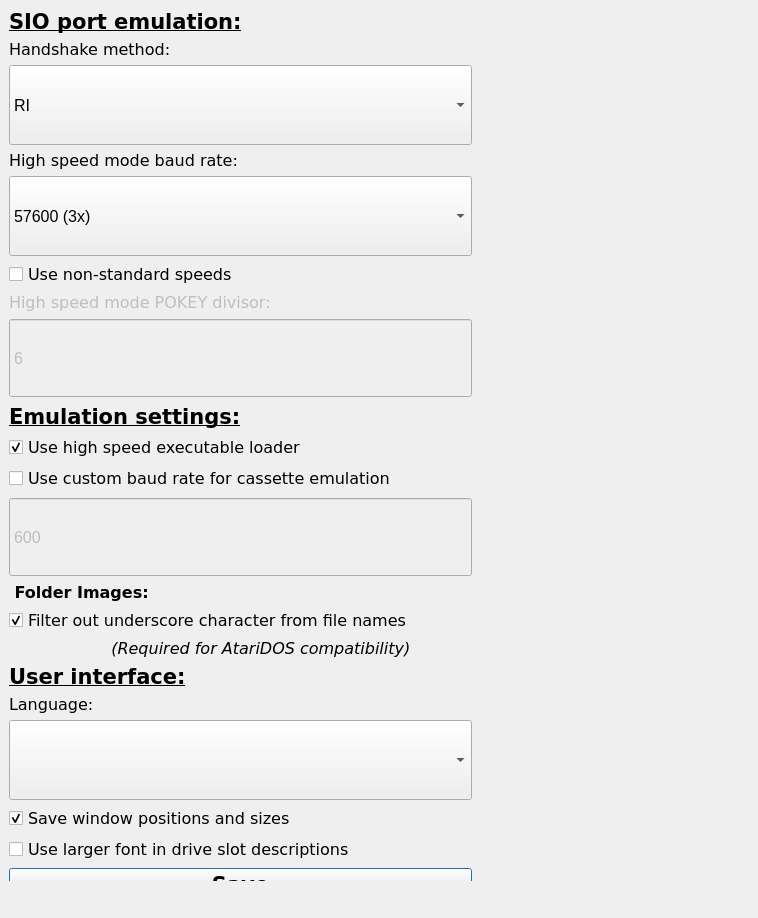
Old version of the form android/optionsdialog.ui in the repository greblus/aspeqt.
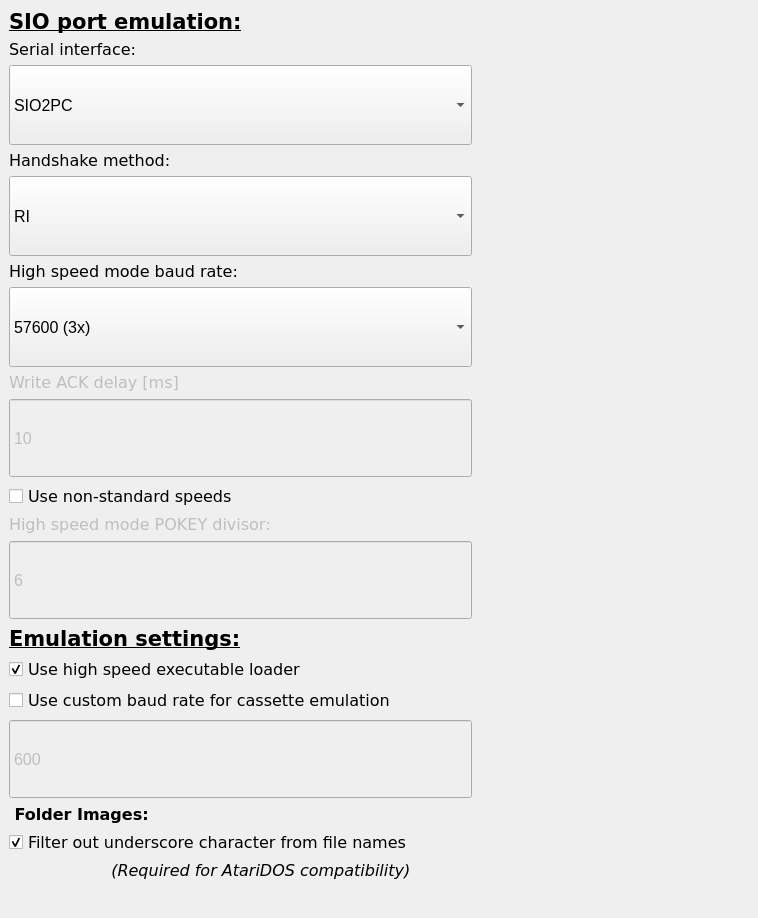
New version of the form.

Commit message: Optionsdialog - add serial interface combo box and write ack delay.

The edit to the form file:
```diff
--- a/android/optionsdialog.ui
+++ b/android/optionsdialog.ui
@@ -102,11 +102,34 @@
       <x>0</x>
       <y>0</y>
       <width>481</width>
-      <height>893</height>
+      <height>1113</height>
      </rect>
     </property>
     <layout class="QGridLayout" name="gridLayout">
-     <item row="20" column="0">
+     <item row="19" column="0">
+      <widget class="QLabel" name="label_3">
+       <property name="minimumSize">
+        <size>
+         <width>300</width>
+         <height>0</height>
+        </size>
+       </property>
+       <property name="font">
+        <font>
+         <family>Verdana</family>
+         <pointsize>12</pointsize>
+         <italic>true</italic>
+        </font>
+       </property>
+       <property name="text">
+        <string>        (Required for AtariDOS compatibility)</string>
+       </property>
+       <property name="alignment">
+        <set>Qt::AlignCenter</set>
+       </property>
+      </widget>
+     </item>
+     <item row="25" column="0">
       <widget class="QPushButton" name="pushButton">
        <property name="sizePolicy">
         <sizepolicy hsizetype="Expanding" vsizetype="Fixed">
@@ -126,7 +149,7 @@
        </property>
       </widget>
      </item>
-     <item row="11" column="0">
+     <item row="16" column="0">
       <widget class="QSpinBox" name="emulationCustomCasBaudSpin">
        <property name="enabled">
         <bool>false</bool>
@@ -157,7 +180,7 @@
        </property>
       </widget>
      </item>
-     <item row="12" column="0">
+     <item row="17" column="0">
       <widget class="QLabel" name="label_2">
        <property name="minimumSize">
         <size>
@@ -177,7 +200,7 @@
        </property>
       </widget>
      </item>
-     <item row="2" column="0">
+     <item row="4" column="0">
       <widget class="QComboBox" name="serialPortHandshakeCombo">
        <property name="minimumSize">
         <size>
@@ -228,7 +251,7 @@
        </property>
       </widget>
      </item>
-     <item row="1" column="0">
+     <item row="3" column="0">
       <widget class="QLabel" name="serialPortHandshakeLabel">
        <property name="sizePolicy">
         <sizepolicy hsizetype="Preferred" vsizetype="Fixed">
@@ -247,7 +270,7 @@
        </property>
       </widget>
      </item>
-     <item row="22" column="0">
+     <item row="27" column="0">
       <spacer name="verticalSpacer">
        <property name="orientation">
         <enum>Qt::Vertical</enum>
@@ -260,7 +283,7 @@
        </property>
       </spacer>
      </item>
-     <item row="19" column="0">
+     <item row="24" column="0">
       <widget class="QCheckBox" name="useLargerFont">
        <property name="enabled">
         <bool>true</bool>
@@ -279,7 +302,7 @@
        </property>
       </widget>
      </item>
-     <item row="3" column="0">
+     <item row="5" column="0">
       <widget class="QLabel" name="serialPortBaudLabel">
        <property name="sizePolicy">
         <sizepolicy hsizetype="Preferred" vsizetype="Fixed">
@@ -298,7 +321,7 @@
        </property>
       </widget>
      </item>
-     <item row="18" column="0">
+     <item row="23" column="0">
       <widget class="QCheckBox" name="saveWinPosBox">
        <property name="font">
         <font>
@@ -314,7 +337,7 @@
        </property>
       </widget>
      </item>
-     <item row="16" column="0">
+     <item row="21" column="0">
       <widget class="QLabel" name="i18nLanguageLabel">
        <property name="font">
         <font>
@@ -327,7 +350,7 @@
        </property>
       </widget>
      </item>
-     <item row="17" column="0">
+     <item row="22" column="0">
       <widget class="QComboBox" name="i18nLanguageCombo">
        <property name="minimumSize">
         <size>
@@ -343,7 +366,7 @@
        </property>
       </widget>
      </item>
-     <item row="9" column="0">
+     <item row="14" column="0">
       <widget class="QCheckBox" name="emulationHighSpeedExeLoaderBox">
        <property name="minimumSize">
         <size>
@@ -365,30 +388,7 @@
        </property>
       </widget>
      </item>
-     <item row="14" column="0">
-      <widget class="QLabel" name="label_3">
-       <property name="minimumSize">
-        <size>
-         <width>300</width>
-         <height>0</height>
-        </size>
-       </property>
-       <property name="font">
-        <font>
-         <family>Verdana</family>
-         <pointsize>12</pointsize>
-         <italic>true</italic>
-        </font>
-       </property>
-       <property name="text">
-        <string>        (Required for AtariDOS compatibility)</string>
-       </property>
-       <property name="alignment">
-        <set>Qt::AlignCenter</set>
-       </property>
-      </widget>
-     </item>
-     <item row="13" column="0">
+     <item row="18" column="0">
       <widget class="QCheckBox" name="filterUscore">
        <property name="minimumSize">
         <size>
@@ -416,7 +416,7 @@
        </property>
       </widget>
      </item>
-     <item row="7" column="0">
+     <item row="12" column="0">
       <widget class="QSpinBox" name="serialPortDivisorEdit">
        <property name="enabled">
         <bool>false</bool>
@@ -444,7 +444,7 @@
        </property>
       </widget>
      </item>
-     <item row="6" column="0">
+     <item row="11" column="0">
       <widget class="QLabel" name="serialPortDivisorLabel">
        <property name="enabled">
         <bool>false</bool>
@@ -466,7 +466,7 @@
        </property>
       </widget>
      </item>
-     <item row="15" column="0">
+     <item row="20" column="0">
       <widget class="QLabel" name="label_5">
        <property name="font">
         <font>
@@ -481,7 +481,7 @@
        </property>
       </widget>
      </item>
-     <item row="4" column="0">
+     <item row="6" column="0">
       <widget class="QComboBox" name="serialPortBaudCombo">
        <property name="minimumSize">
         <size>
@@ -515,20 +515,7 @@
        </item>
       </widget>
      </item>
-     <item row="5" column="0">
-      <widget class="QCheckBox" name="serialPortUseDivisorsBox">
-       <property name="font">
-        <font>
-         <family>Verdana</family>
-         <pointsize>12</pointsize>
-        </font>
-       </property>
-       <property name="text">
-        <string>Use non-standard speeds</string>
-       </property>
-      </widget>
-     </item>
-     <item row="10" column="0">
+     <item row="15" column="0">
       <widget class="QCheckBox" name="emulationUseCustomCasBaudBox">
        <property name="sizePolicy">
         <sizepolicy hsizetype="Minimum" vsizetype="Fixed">
@@ -553,7 +540,7 @@
        </property>
       </widget>
      </item>
-     <item row="8" column="0">
+     <item row="13" column="0">
       <widget class="QLabel" name="label_4">
        <property name="font">
         <font>
@@ -568,7 +555,7 @@
        </property>
       </widget>
      </item>
-     <item row="21" column="0">
+     <item row="26" column="0">
       <spacer name="verticalSpacer_2">
        <property name="orientation">
         <enum>Qt::Vertical</enum>
@@ -581,6 +568,120 @@
        </property>
       </spacer>
      </item>
+     <item row="2" column="0">
+      <widget class="QComboBox" name="serialPortInterfaceCombo">
+       <property name="minimumSize">
+        <size>
+         <width>0</width>
+         <height>80</height>
+        </size>
+       </property>
+       <property name="font">
+        <font>
+         <family>Arial</family>
+         <pointsize>12</pointsize>
+        </font>
+       </property>
+       <item>
+        <property name="text">
+         <string>SIO2PC</string>
+        </property>
+       </item>
+       <item>
+        <property name="text">
+         <string>SIO2BT</string>
+        </property>
+       </item>
+      </widget>
+     </item>
+     <item row="9" column="0">
+      <widget class="QSpinBox" name="writeACKDelayEdit">
+       <property name="enabled">
+        <bool>false</bool>
+       </property>
+       <property name="minimumSize">
+        <size>
+         <width>0</width>
+         <height>80</height>
+        </size>
+       </property>
+       <property name="font">
+        <font>
+         <family>Arial</family>
+         <pointsize>12</pointsize>
+        </font>
+       </property>
+       <property name="frame">
+        <bool>true</bool>
+       </property>
+       <property name="readOnly">
+        <bool>false</bool>
+       </property>
+       <property name="buttonSymbols">
+        <enum>QAbstractSpinBox::NoButtons</enum>
+       </property>
+       <property name="maximum">
+        <number>40</number>
+       </property>
+       <property name="value">
+        <number>10</number>
+       </property>
+      </widget>
+     </item>
+     <item row="8" column="0">
+      <widget class="QLabel" name="writeACKDelayLabel">
+       <property name="enabled">
+        <bool>false</bool>
+       </property>
+       <property name="sizePolicy">
+        <sizepolicy hsizetype="Preferred" vsizetype="Fixed">
+         <horstretch>0</horstretch>
+         <verstretch>0</verstretch>
+        </sizepolicy>
+       </property>
+       <property name="font">
+        <font>
+         <family>Verdana</family>
+         <pointsize>12</pointsize>
+        </font>
+       </property>
+       <property name="text">
+        <string>Write ACK delay [ms]</string>
+       </property>
+      </widget>
+     </item>
+     <item row="1" column="0">
+      <widget class="QLabel" name="serialPortInterfaceLabel">
+       <property name="sizePolicy">
+        <sizepolicy hsizetype="Preferred" vsizetype="Fixed">
+         <horstretch>0</horstretch>
+         <verstretch>0</verstretch>
+        </sizepolicy>
+       </property>
+       <property name="font">
+        <font>
+         <family>Verdana</family>
+         <pointsize>12</pointsize>
+        </font>
+       </property>
+       <property name="text">
+        <string>Serial interface:</string>
+       </property>
+      </widget>
+     </item>
+     <item row="10" column="0">
+      <widget class="QCheckBox" name="serialPortUseDivisorsBox">
+       <property name="font">
+        <font>
+         <family>Verdana</family>
+         <pointsize>12</pointsize>
+        </font>
+       </property>
+       <property name="text">
+        <string>Use non-standard speeds</string>
+       </property>
+      </widget>
+     </item>
     </layout>
    </widget>
   </widget>
```
The commit also changes 5 other files.
